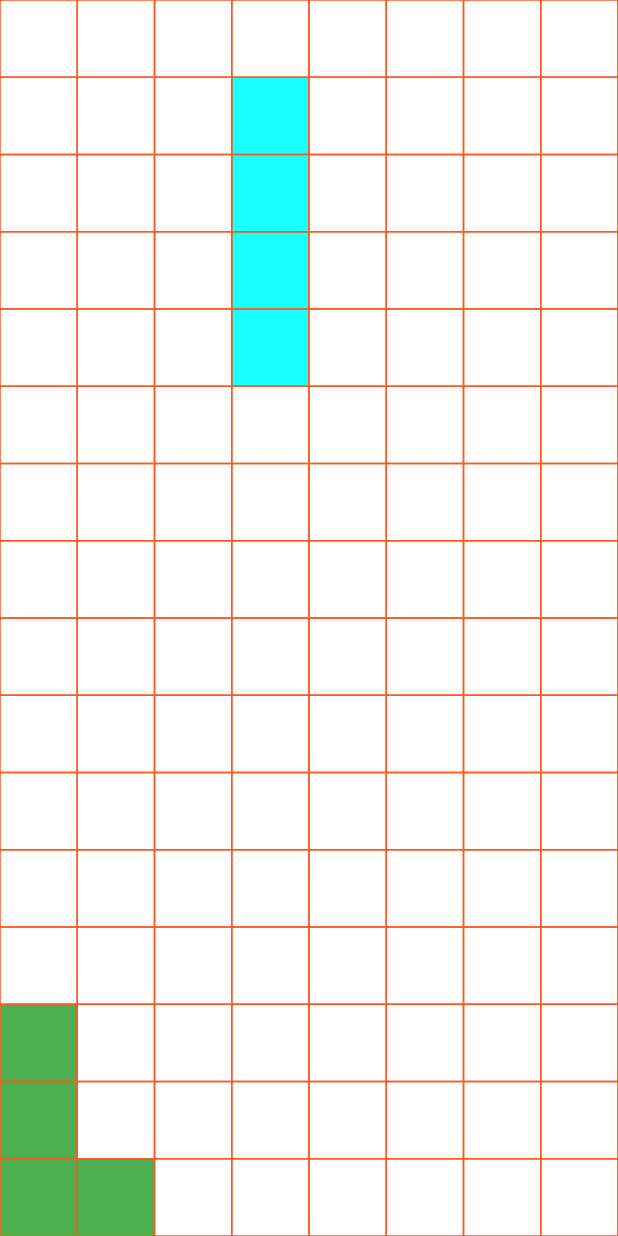
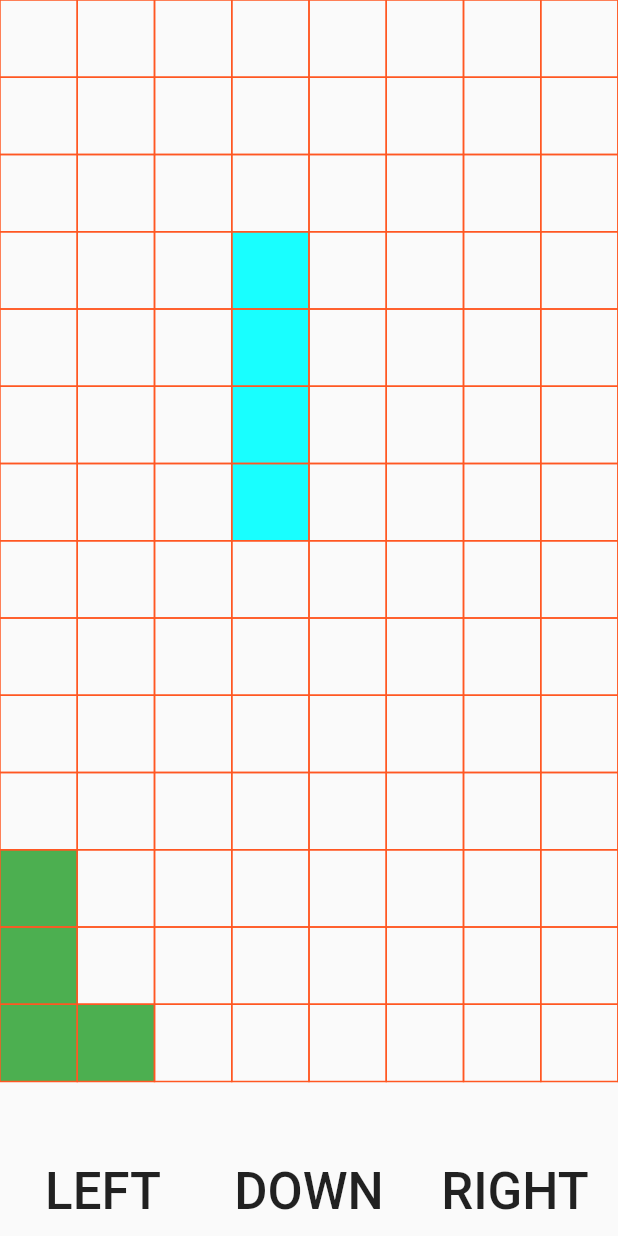
Before and after one commit to alexsullivan114/Fetris, a Flutter app: the screen it shows after launch, on a phone screen of 412 x 824 dp. Run offline on Flutter 3.47's test engine with Material 2 defaults, Android fonts, the phone set to English and light mode, and no system bars.

Commit message:
You can move the tetris block

```diff
--- a/fetris/lib/GameEngine.dart
+++ b/fetris/lib/GameEngine.dart
@@ -29,15 +29,59 @@ class GameEngine {
       TetrominoePosition nextActive = _generateNewTetrominoe();
       tetrominoes.insert(0, nextActive);
       return this;
+    } else if (tetrominoePositionCollidesWithExisting(advancedActive)) {
+      TetrominoePosition nextActive = _generateNewTetrominoe();
+      tetrominoes.insert(0, nextActive);
+      return this;
+    } else {
+      tetrominoes[0] = advancedActive;
+      return this;
     }
+  }
+
+  bool tetrominoePositionCollidesWithExisting(
+      TetrominoePosition tetrominoePosition) {
     for (TetrominoePosition existing in tetrominoes.sublist(1)) {
-      if (advancedActive.collidesWith(existing)) {
-        TetrominoePosition nextActive = _generateNewTetrominoe();
-        tetrominoes.insert(0, nextActive);
-        return this;
+      if (tetrominoePosition.collidesWith(existing)) {
+        return true;
       }
     }
-    tetrominoes[0] = advancedActive;
+
+    return false;
+  }
+
+  GameEngine left() {
+    TetrominoePosition active = tetrominoes[0];
+    TetrominoePosition newActive = TetrominoePosition(active.tetrominoe,
+        active.verticalOffsetCount, active.horizontalOffsetCount - 1);
+    if (!tetrominoePositionCollidesWithExisting(newActive) &&
+        active.horizontalOffsetCount > 0) {
+      tetrominoes[0] = newActive;
+    }
+
+    return this;
+  }
+
+  GameEngine down() {
+    TetrominoePosition active = tetrominoes[0];
+    TetrominoePosition newActive = _advance(active);
+    if (!tetrominoePositionCollidesWithExisting(newActive)) {
+      tetrominoes[0] = newActive;
+    }
+
+    return this;
+  }
+
+  GameEngine right() {
+    int horizontalMax = (screenWidth / blockSize).floor();
+    TetrominoePosition active = tetrominoes[0];
+    TetrominoePosition newActive = TetrominoePosition(active.tetrominoe,
+        active.verticalOffsetCount, active.horizontalOffsetCount + 1);
+    if (!tetrominoePositionCollidesWithExisting(newActive) &&
+        active.horizontalOffsetCount + _tetrominoeWidth(active.tetrominoe) <
+            horizontalMax) {
+      tetrominoes[0] = newActive;
+    }
 
     return this;
   }
--- /dev/null
+++ b/fetris/lib/GamePad.dart
@@ -0,0 +1,54 @@
+import 'package:flutter/material.dart';
+import 'package:flutter/widgets.dart';
+
+class GamePad extends StatelessWidget {
+  final void Function() onLeftPressed;
+  final void Function() onDownPressed;
+  final void Function() onRightPressed;
+
+  GamePad(this.onLeftPressed, this.onDownPressed, this.onRightPressed);
+
+  @override
+  Widget build(BuildContext context) {
+    return Container(
+      height: 60,
+      child: Row(
+        crossAxisAlignment: CrossAxisAlignment.stretch,
+        children: <Widget>[
+          Expanded(
+            child: FlatButton(
+              onPressed: onLeftPressed,
+              child: Center(
+                  child: Text(
+                "LEFT",
+                style: TextStyle(fontSize: 34),
+              )),
+            ),
+          ),
+          Expanded(
+            child: FlatButton(
+              onPressed: onDownPressed,
+              child: Center(
+                child: Text(
+                  "DOWN",
+                  style: TextStyle(fontSize: 34),
+                ),
+              ),
+            ),
+          ),
+          Expanded(
+            child: FlatButton(
+              onPressed: onRightPressed,
+              child: Center(
+                child: Text(
+                  "RIGHT",
+                  style: TextStyle(fontSize: 34),
+                ),
+              ),
+            ),
+          )
+        ],
+      ),
+    );
+  }
+}
--- a/fetris/lib/ShapesPainter.dart
+++ b/fetris/lib/ShapesPainter.dart
@@ -29,8 +29,7 @@ class ShapesPainter extends CustomPainter {
     final paint = Paint()
       ..strokeWidth = 1
       ..style = PaintingStyle.stroke
-      ..color = Colors.yellow;
-    paint.color = Colors.deepOrange;
+      ..color = Colors.deepOrange;
 
     int verticalCount = (screenSize.height / blockSize).floor();
     for (int j = 0; j < verticalCount; j++) {
--- a/fetris/lib/TetrisBoard.dart
+++ b/fetris/lib/TetrisBoard.dart
@@ -1,5 +1,6 @@
 import 'dart:async';
 
+import 'package:fetris/GamePad.dart';
 import 'package:flutter/widgets.dart';
 
 import 'GameEngine.dart';
@@ -29,14 +30,36 @@ class _TetrisBoardState extends State<TetrisBoard> {
 
   @override
   Widget build(BuildContext context) {
-    return LayoutBuilder(
-      builder: (context, constraints) {
-        _gameEngine.initialize(constraints.maxWidth, constraints.maxHeight);
-        return CustomPaint(
-          painter:
-              ShapesPainter(_gameEngine.tetrominoes, _gameEngine.blockSize),
-        );
-      },
+    return Column(
+      verticalDirection: VerticalDirection.up,
+      crossAxisAlignment: CrossAxisAlignment.stretch,
+      children: <Widget>[
+        GamePad(() {
+          setState(() {
+            _gameEngine = _gameEngine.left();
+          });
+        }, () {
+          setState(() {
+            _gameEngine = _gameEngine.down();
+          });
+        }, () {
+          setState(() {
+            _gameEngine = _gameEngine.right();
+          });
+        }),
+        Expanded(
+          child: LayoutBuilder(
+            builder: (context, constraints) {
+              _gameEngine.initialize(
+                  constraints.maxWidth, constraints.maxHeight);
+              return CustomPaint(
+                painter: ShapesPainter(
+                    _gameEngine.tetrominoes, _gameEngine.blockSize),
+              );
+            },
+          ),
+        ),
+      ],
     );
   }
 }
--- a/fetris/lib/main.dart
+++ b/fetris/lib/main.dart
@@ -12,9 +12,11 @@ class MyApp extends StatelessWidget {
       theme: ThemeData(
         primarySwatch: Colors.blue,
       ),
-      home: SafeArea(child: LayoutBuilder(builder: (context, constraints) {
-        return TetrisBoard();
-      })),
+      home: Scaffold(
+        body: SafeArea(child: LayoutBuilder(builder: (context, constraints) {
+          return TetrisBoard();
+        })),
+      ),
     );
   }
 }
```
